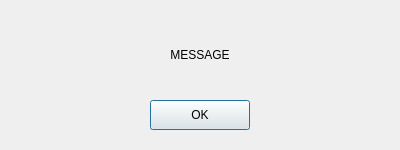
Qt form src/mvrgx/gui/asset/dialog_ok.ui (svioletg/mvrgx) before a commit.
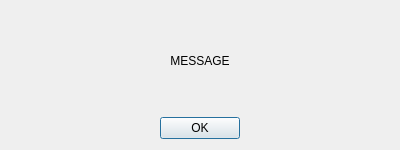
The same form after that commit.

What changed in the file:
```diff
--- a/src/mvrgx/gui/asset/dialog_ok.ui
+++ b/src/mvrgx/gui/asset/dialog_ok.ui
@@ -10,17 +10,23 @@
     <height>150</height>
    </rect>
   </property>
+  <property name="sizePolicy">
+   <sizepolicy hsizetype="Preferred" vsizetype="Preferred">
+    <horstretch>0</horstretch>
+    <verstretch>0</verstretch>
+   </sizepolicy>
+  </property>
   <property name="windowTitle">
    <string>Dialog</string>
   </property>
+  <layout class="QGridLayout" name="gridLayout">
+   <item row="0" column="0">
   <widget class="QLabel" name="labelMessage">
-   <property name="geometry">
-    <rect>
-     <x>20</x>
-     <y>20</y>
-     <width>360</width>
-     <height>70</height>
-    </rect>
+     <property name="sizePolicy">
+      <sizepolicy hsizetype="Preferred" vsizetype="Preferred">
+       <horstretch>0</horstretch>
+       <verstretch>0</verstretch>
+      </sizepolicy>
    </property>
    <property name="text">
     <string>MESSAGE</string>
@@ -32,19 +38,29 @@
     <bool>true</bool>
    </property>
   </widget>
+   </item>
+   <item row="1" column="0" alignment="Qt::AlignmentFlag::AlignHCenter">
   <widget class="QPushButton" name="pushButtonOK">
-   <property name="geometry">
-    <rect>
-     <x>150</x>
-     <y>100</y>
-     <width>100</width>
-     <height>30</height>
-    </rect>
+     <property name="sizePolicy">
+      <sizepolicy hsizetype="Maximum" vsizetype="Maximum">
+       <horstretch>0</horstretch>
+       <verstretch>0</verstretch>
+      </sizepolicy>
+     </property>
+     <property name="autoFillBackground">
+      <bool>false</bool>
+     </property>
+     <property name="styleSheet">
+      <string notr="true"/>
    </property>
    <property name="text">
     <string>OK</string>
    </property>
   </widget>
+   </item>
+  </layout>
+  <zorder>pushButtonOK</zorder>
+  <zorder>labelMessage</zorder>
  </widget>
  <resources/>
  <connections>
```
Lines whose indentation alone changed are shown as unchanged.
